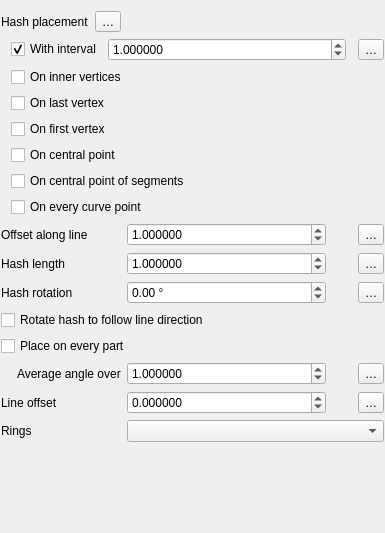
The window that src/ui/symbollayer/widget_hashline.ui (carsmie/QGIS) describes before a commit, drawn with Qt 5.
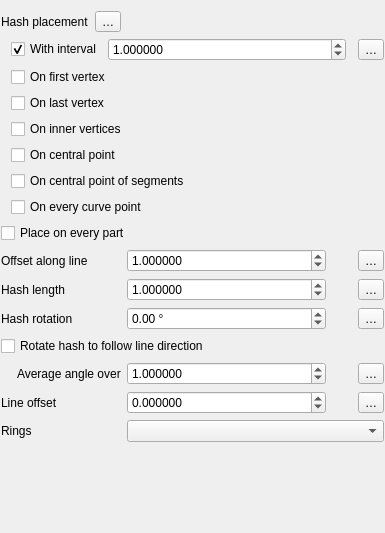
The same window after the commit. Custom widgets are drawn as their Qt base class.

What changed in the file:
```diff
--- a/src/ui/symbollayer/widget_hashline.ui
+++ b/src/ui/symbollayer/widget_hashline.ui
@@ -41,7 +41,7 @@
      <property name="bottomMargin">
       <number>0</number>
      </property>
-     <item row="3" column="1">
+     <item row="0" column="1">
       <layout class="QHBoxLayout" name="horizontalLayout_4">
        <item>
         <widget class="QCheckBox" name="mCheckInterval">
@@ -93,7 +93,7 @@
        </item>
       </layout>
      </item>
-     <item row="6" column="0">
+     <item row="3" column="0">
       <spacer name="horizontalSpacer_2">
        <property name="orientation">
         <enum>Qt::Horizontal</enum>
@@ -109,14 +109,14 @@
        </property>
       </spacer>
      </item>
-     <item row="3" column="2">
+     <item row="0" column="2">
       <widget class="QgsPropertyOverrideButton" name="mIntervalDDBtn">
        <property name="text">
         <string>…</string>
        </property>
       </widget>
      </item>
-     <item row="4" column="1">
+     <item row="3" column="1">
       <widget class="QCheckBox" name="mCheckVertex">
        <property name="toolTip">
         <string>Shows symbols on inner vertices, i.e. all vertices except the first or last</string>
@@ -126,35 +126,35 @@
        </property>
       </widget>
      </item>
-     <item row="5" column="1">
+     <item row="2" column="1">
       <widget class="QCheckBox" name="mCheckVertexLast">
        <property name="text">
         <string>On last vertex</string>
        </property>
       </widget>
      </item>
-     <item row="6" column="1">
+     <item row="1" column="1">
       <widget class="QCheckBox" name="mCheckVertexFirst">
        <property name="text">
         <string>On first vertex</string>
        </property>
       </widget>
      </item>
-     <item row="7" column="1">
+     <item row="4" column="1">
       <widget class="QCheckBox" name="mCheckCentralPoint">
        <property name="text">
         <string>On central point</string>
        </property>
       </widget>
      </item>
-     <item row="8" column="1">
+     <item row="5" column="1">
       <widget class="QCheckBox" name="mCheckSegmentCentralPoint">
        <property name="text">
         <string>On central point of segments</string>
        </property>
       </widget>
      </item>
-     <item row="9" column="1">
+     <item row="6" column="1">
       <widget class="QCheckBox" name="mCheckCurvePoint">
        <property name="text">
         <string>On every curve point</string>
@@ -163,7 +163,7 @@
      </item>
     </layout>
    </item>
-   <item row="5" column="1" colspan="2">
+   <item row="3" column="1" colspan="2">
     <spacer name="verticalSpacer">
      <property name="orientation">
       <enum>Qt::Vertical</enum>
@@ -217,14 +217,14 @@
        </property>
       </spacer>
      </item>
-     <item row="1" column="0" colspan="2">
+     <item row="2" column="0" colspan="2">
       <widget class="QLabel" name="label_5">
        <property name="text">
         <string>Hash length</string>
        </property>
       </widget>
      </item>
-     <item row="2" column="0" colspan="2">
+     <item row="3" column="0" colspan="2">
       <widget class="QLabel" name="label_4">
        <property name="text">
         <string>Hash rotation</string>
@@ -253,14 +253,14 @@
        </property>
       </widget>
      </item>
-     <item row="1" column="4">
+     <item row="2" column="4">
       <widget class="QgsPropertyOverrideButton" name="mHashLengthDDBtn">
        <property name="text">
         <string>…</string>
        </property>
       </widget>
      </item>
-     <item row="1" column="3">
+     <item row="2" column="3">
       <widget class="QgsUnitSelectionWidget" name="mHashLengthUnitWidget" native="true">
        <property name="minimumSize">
         <size>
@@ -273,14 +273,14 @@
        </property>
       </widget>
      </item>
-     <item row="0" column="4">
+     <item row="1" column="4">
       <widget class="QgsPropertyOverrideButton" name="mOffsetAlongLineDDBtn">
        <property name="text">
         <string>…</string>
        </property>
       </widget>
      </item>
-     <item row="0" column="2">
+     <item row="1" column="2">
       <widget class="QgsDoubleSpinBox" name="mSpinOffsetAlongLine">
        <property name="sizePolicy">
         <sizepolicy hsizetype="Minimum" vsizetype="Fixed">
@@ -305,7 +305,7 @@
        </property>
       </widget>
      </item>
-     <item row="1" column="2">
+     <item row="2" column="2">
       <widget class="QgsDoubleSpinBox" name="mSpinHashLength">
        <property name="sizePolicy">
         <sizepolicy hsizetype="Minimum" vsizetype="Fixed">
@@ -327,7 +327,7 @@
        </property>
       </widget>
      </item>
-     <item row="2" column="4">
+     <item row="3" column="4">
       <widget class="QgsPropertyOverrideButton" name="mHashRotationDDBtn">
        <property name="text">
         <string>…</string>
@@ -337,7 +337,7 @@
      <item row="7" column="2" colspan="3">
       <widget class="QComboBox" name="mRingFilterComboBox"/>
      </item>
-     <item row="2" column="2">
+     <item row="3" column="2">
       <widget class="QgsDoubleSpinBox" name="mHashRotationSpinBox">
        <property name="sizePolicy">
         <sizepolicy hsizetype="Minimum" vsizetype="Fixed">
@@ -379,7 +379,7 @@
        </property>
       </widget>
      </item>
-     <item row="3" column="0" colspan="5">
+     <item row="4" column="0" colspan="5">
       <widget class="QCheckBox" name="chkRotateMarker">
        <property name="text">
         <string>Rotate hash to follow line direction</string>
@@ -442,14 +442,14 @@
        </property>
       </widget>
      </item>
-     <item row="0" column="0" colspan="2">
+     <item row="1" column="0" colspan="2">
       <widget class="QLabel" name="label">
        <property name="text">
         <string>Offset along line</string>
        </property>
       </widget>
      </item>
-     <item row="0" column="3">
+     <item row="1" column="3">
       <widget class="QgsUnitSelectionWidget" name="mOffsetAlongLineUnitWidget" native="true">
        <property name="minimumSize">
         <size>
@@ -475,10 +475,10 @@
        </property>
       </widget>
      </item>
-     <item row="4" column="0" colspan="5">
+     <item row="0" column="0" colspan="5">
       <widget class="QCheckBox" name="mCheckPlaceOnEveryPart">
        <property name="toolTip">
-        <string>If checked, the &quot;first vertex&quot; or &quot;last vertex&quot; placements will rendered at the first and last vertex for every part of multipart geometries</string>
+        <string>If checked, the &quot;first vertex&quot; or &quot;last vertex&quot; placements will also render at the first and last vertex for every part of multipart geometries</string>
        </property>
        <property name="text">
         <string>Place on every part</string>
```
Left out of the diff: 2 changed lines with no effect on the pictures.
